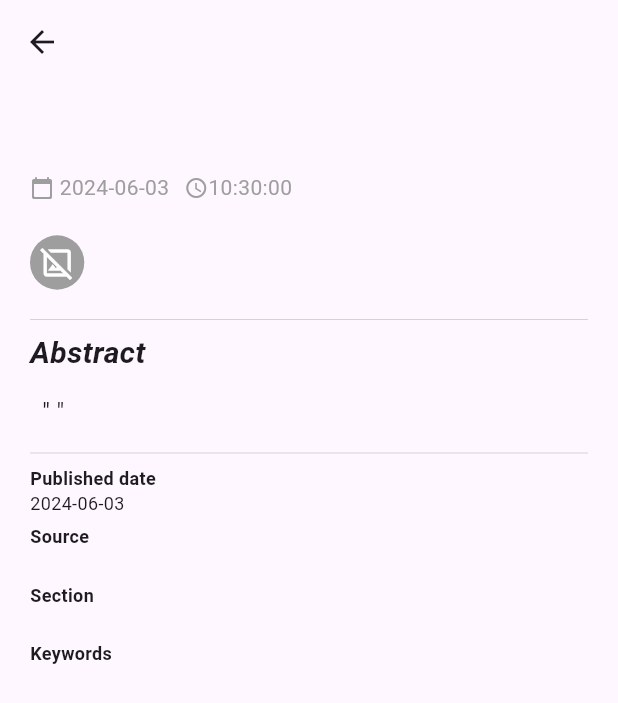
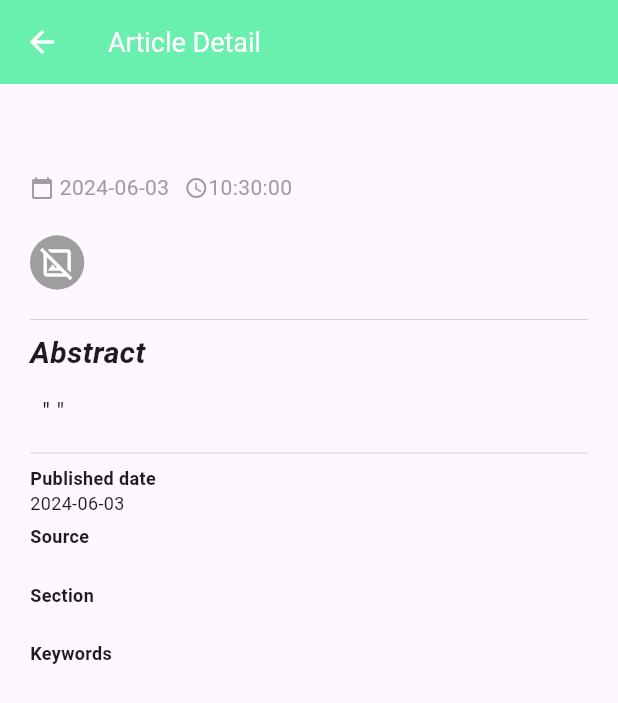
Before and after one commit to Usamakabir07/ny_articles, a Flutter app: the ArticleDetailScreen screen opened directly with empty values, on a phone screen of 412 x 824 dp. Shown: the top 703 px of the screen. Run offline on Flutter 3.47's test engine with Material 3 defaults, Android fonts, the phone set to English and light mode, and no system bars; our stand-ins replace cached_network_image, dio, fluttertoast, get_it, pretty_dio_logger; network calls fail.

Commit message:
some improvements have added

```diff
--- a/lib/view/articleDetail/article_detail_screen.dart
+++ b/lib/view/articleDetail/article_detail_screen.dart
@@ -18,7 +18,16 @@ class ArticleDetailScreen extends StatelessWidget {
     return Scaffold(
       appBar: AppBar(
         automaticallyImplyLeading: true,
-        backgroundColor: MyColors.noColor,
+        iconTheme: IconThemeData(color: MyColors.white),
+        backgroundColor: MyColors.foregroundColor,
+        title: Text(
+          "Article Detail",
+          style: TextStyle(
+            fontSize: 18,
+            color: MyColors.white,
+            fontWeight: FontWeight.normal,
+          ),
+        ),
       ),
       body: SafeArea(
         child: Container(
```
